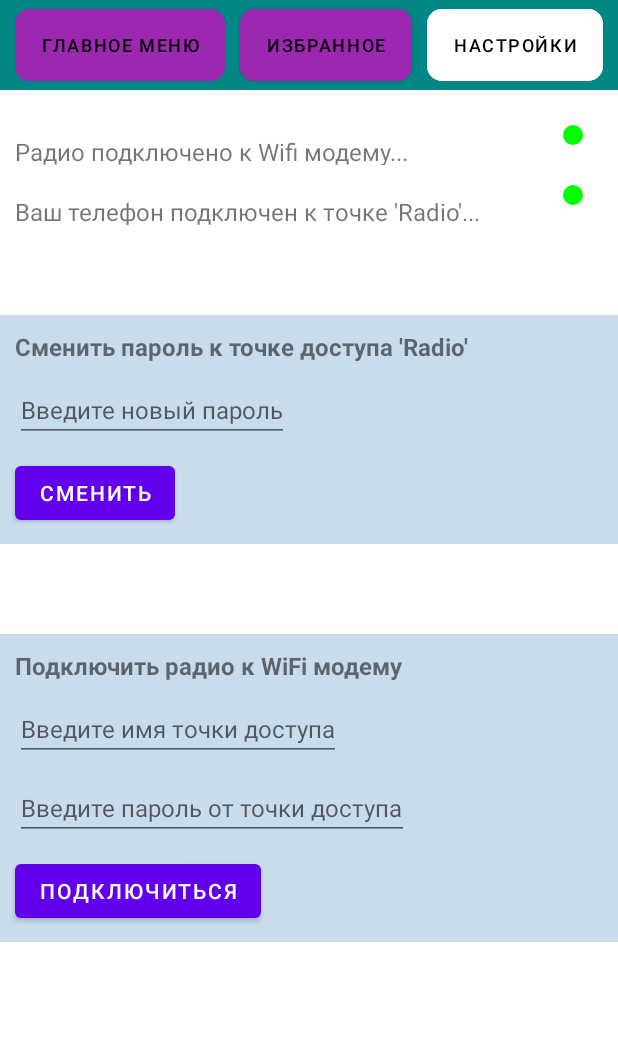
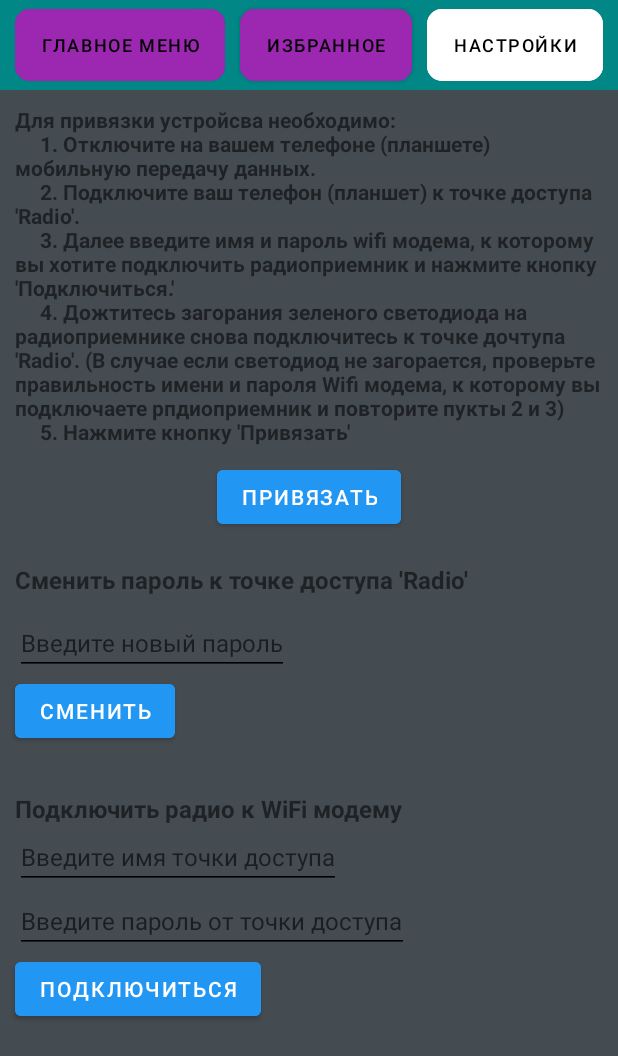
Before and after one commit to Den-batia/ad_radio, an Android app: the SecondFragment screen opened through its navigation route, on a phone screen of 412 x 824 dp. Shown: the top 1056 px of the screen. Run offline under Robolectric (Android 15) with nearby library versions, the phone set to English and light mode, and no system bars; our stand-ins replace navigation-ui.

Commit message:
26.04.22

```diff
--- a/app/src/main/AndroidManifest.xml
+++ b/app/src/main/AndroidManifest.xml
@@ -1,6 +1,7 @@
 <?xml version="1.0" encoding="utf-8"?>
 <manifest xmlns:android="http://schemas.android.com/apk/res/android"
     package="com.example.radio_m" >
+    <uses-permission android:name="android.permission.INTERNET" />
 
     <application
         android:allowBackup="true"
--- a/app/src/main/java/com/example/radio_m/Sytings.java
+++ b/app/src/main/java/com/example/radio_m/Sytings.java
@@ -3,5 +3,6 @@ package com.example.radio_m;
 enum Day{
     SEAK_BAR,
     URL_INPUT,
-    STREEM_TYPE
+    STREEM_TYPE,
+    IP,
 }
--- a/app/src/main/res/layout/setings.xml
+++ b/app/src/main/res/layout/setings.xml
@@ -2,7 +2,12 @@
 <RelativeLayout xmlns:android="http://schemas.android.com/apk/res/android"
     xmlns:app="http://schemas.android.com/apk/res-auto"
     android:layout_width="match_parent"
-    android:layout_height="match_parent">
+    android:layout_height="match_parent"
+    android:background="#444B51">
+
+    android:layout_width="match_parent"
+    android:layout_height="wrap_content">
+
 
     <RelativeLayout
         android:id="@+id/bar"
@@ -57,94 +62,85 @@
 
     </RelativeLayout>
 
+        <ScrollView
+            android:layout_width="match_parent"
+            android:layout_height="wrap_content"
+            android:layout_below="@+id/bar">
+            <RelativeLayout
+                android:layout_width="match_parent"
+                android:layout_height="wrap_content"
+                android:orientation="vertical">
+
                 <TextView
-        android:id="@+id/textView"
+                    android:id="@+id/text_info"
                     android:layout_width="wrap_content"
-        android:layout_height="20dp"
-        android:layout_below="@+id/textView1"
+                    android:layout_height="wrap_content"
+                    android:layout_marginHorizontal="10dp"
+                    android:layout_marginTop="10dp"
+                    android:text="Для привязки устройсва необходимо:\n
+    1. Отключите на вашем телефоне (планшете) мобильную передачу данных.\n
+    2. Подключите ваш телефон (планшет) к точке доступа 'Radio'.\n
+    3. Далее введите имя и пароль wifi модема, к которому вы хотите подключить радиоприемник и нажмите кнопку 'Подключиться.'\n
+    4. Дожтитесь загорания зеленого светодиода на радиоприемнике снова подключитесь к точке дочтупа 'Radio'. (В случае если светодиод не загорается, проверьте правильность имени и пароля Wifi модема, к которому вы подключаете рпдиоприемник и повторите пукты 2 и 3)\n
+    5. Нажмите кнопку 'Привязать'"
+                    android:textStyle="bold">
+
+                </TextView>
+
+                <Button
+                    android:id="@+id/connect"
+                    android:layout_width="wrap_content"
+                    android:layout_height="wrap_content"
+                    android:layout_below="@+id/text_info"
+                    android:layout_centerHorizontal="true"
+                    android:layout_marginStart="10dp"
+                    android:layout_marginTop="10dp"
+                    android:layout_marginEnd="10dp"
+                    android:backgroundTint="#2196F3"
+                    android:text="Привязать" />
+
+                <TextView
+                    android:id="@+id/text_1"
+                    android:layout_width="wrap_content"
+                    android:layout_height="wrap_content"
+                    android:layout_below="@+id/connect"
                     android:layout_marginLeft="10dp"
                     android:layout_marginTop="20dp"
-        android:text="Ваш телефон подключен к точке 'Radio'..."
-        android:textSize="16dp" />
-
-    <TextView
-        android:id="@+id/textView1"
-        android:layout_width="wrap_content"
-        android:layout_height="20dp"
-        android:layout_below="@+id/bar"
-        android:layout_marginLeft="10dp"
-        android:layout_marginTop="30dp"
-        android:text="Радио подключено к Wifi модему..."
-        android:textSize="16dp" />
-
-    <ImageView
-        android:id="@+id/imageView"
-        android:layout_width="20dp"
-        android:layout_height="20dp"
-        android:layout_alignParentRight="true"
-        android:layout_marginStart="20dp"
-        android:layout_marginTop="80dp"
-        android:layout_marginEnd="20dp"
-        android:layout_marginBottom="20dp"
-        app:srcCompat="@drawable/dot_grrrreen" />
-
-    <ImageView
-        android:id="@+id/imageView1"
-        android:layout_width="20dp"
-        android:layout_height="20dp"
-        android:layout_alignParentRight="true"
-        android:layout_marginTop="120dp"
-        android:layout_marginRight="20dp"
-        app:srcCompat="@drawable/dot_grrrreen" />
-
-    <RelativeLayout
-        android:id="@+id/rel1"
-        android:layout_width="match_parent"
-        android:layout_height="wrap_content"
-        android:layout_below="@+id/textView"
-        android:layout_marginTop="60dp"
-
-        android:background="#C9DCEC">
-
-
-        <TextView
-            android:id="@+id/textView2"
-            android:layout_width="wrap_content"
-            android:layout_height="wrap_content"
-            android:layout_marginLeft="10dp"
-            android:layout_marginTop="10dp"
                     android:text="Сменить пароль к точке доступа 'Radio'"
                     android:textSize="16dp"
                     android:textStyle="bold" />
 
                 <EditText
-            android:id="@+id/imp"
+                    android:id="@+id/new_Radio"
                     android:layout_width="wrap_content"
                     android:layout_height="wrap_content"
-            android:layout_below="@+id/textView2"
+                    android:layout_below="@+id/text_1"
                     android:layout_marginLeft="10dp"
                     android:layout_marginTop="10dp"
                     android:hint="Введите новый пароль"
                     android:inputType="textPassword"
                     android:maxLines="1"
-            android:textSize="16dp" />
+                    android:textColor="@color/black"
+                    android:textCursorDrawable="@null"
+                    android:textSize="16dp"
+                    android:backgroundTint="@color/black"/>
 
                 <Button
-            android:id="@+id/button"
+                    android:id="@+id/change_pass_radio"
                     android:layout_width="wrap_content"
                     android:layout_height="wrap_content"
-            android:layout_below="@+id/imp"
-            android:layout_margin="10dp"
+                    android:layout_below="@+id/new_Radio"
+                    android:layout_marginStart="10dp"
+                    android:layout_marginEnd="10dp"
+                    android:layout_marginBottom="10dp"
+                    android:backgroundTint="#2196F3"
+
                     android:text="Сменить" />
-    </RelativeLayout>
 
                 <RelativeLayout
                     android:layout_width="match_parent"
                     android:layout_height="wrap_content"
-        android:layout_below="@+id/rel1"
-        android:layout_marginTop="60dp"
-
-        android:background="#C9DCEC">
+                    android:layout_below="@+id/change_pass_radio">
 
 
                     <TextView
@@ -152,7 +148,7 @@
                         android:layout_width="wrap_content"
                         android:layout_height="wrap_content"
                         android:layout_marginLeft="10dp"
-            android:layout_marginTop="10dp"
+                        android:layout_marginTop="20dp"
                         android:text="Подключить радио к WiFi модему"
                         android:textSize="16dp"
                         android:textStyle="bold" />
@@ -163,10 +159,12 @@
                         android:layout_height="wrap_content"
                         android:layout_below="@+id/textView3"
                         android:layout_marginLeft="10dp"
-            android:layout_marginTop="10dp"
                         android:hint="Введите имя точки доступа"
                         android:maxLines="1"
-            android:textSize="16dp" />
+                        android:textSize="16dp"
+                        android:textCursorDrawable="@null"
+                        android:textColor="@color/black"
+                        android:backgroundTint="@color/black"/>
 
                     <EditText
                         android:id="@+id/imp1"
@@ -174,22 +172,31 @@
                         android:layout_height="wrap_content"
                         android:layout_below="@+id/imp2"
                         android:layout_marginLeft="10dp"
-            android:layout_marginTop="10dp"
                         android:hint="Введите пароль от точки доступа"
                         android:inputType="textPassword"
                         android:maxLines="1"
-            android:textSize="16dp" />
+                        android:textSize="16dp"
+                        android:textCursorDrawable="@null"
+                        android:textColor="@color/black"
+                        android:backgroundTint="@color/black"/>
 
                     <Button
                         android:id="@+id/button2"
                         android:layout_width="wrap_content"
                         android:layout_height="wrap_content"
                         android:layout_below="@+id/imp1"
-            android:layout_margin="10dp"
-            android:text="Подключиться" />
+                        android:layout_marginStart="10dp"
+                        android:layout_marginEnd="10dp"
+                        android:layout_marginBottom="10dp"
+                        android:backgroundTint="#2196F3"
+                        android:text="Подключиться"
+                        />
                 </RelativeLayout>
 
 
 
+            </RelativeLayout>
 
+
+        </ScrollView>
 </RelativeLayout>
--- a/app/src/main/res/values/colors.xml
+++ b/app/src/main/res/values/colors.xml
@@ -8,4 +8,5 @@
     <color name="black">#FF000000</color>
     <color name="white">#FFFFFFFF</color>
     <color name="c_1">#7024</color>
+    <color name="sdf">#444B51</color>
 </resources>
--- a/app/src/main/res/values/themes.xml
+++ b/app/src/main/res/values/themes.xml
@@ -3,7 +3,7 @@
     <style name="Theme.Radio_m" parent="Theme.MaterialComponents.DayNight.NoActionBar">
         <!-- Primary brand color. -->
         <item name="colorPrimary">@color/purple_500</item>
-<!--        <item name="colorPrimaryVariant">@color/black</item>-->
+        <item name="colorPrimaryVariant">@color/sdf</item>
         <item name="colorOnPrimary">@color/white</item>
         <!-- Secondary brand color. -->
         <item name="colorSecondary">@color/teal_200</item>
```
Also changed, not shown: app/src/main/java/com/example/radio_m/FirstFragment.java (+23 -8 lines), app/src/main/java/com/example/radio_m/api.java (added, +81 -0 lines), app/src/main/res/layout/main_window.xml (+7 -7 lines). Lines whose indentation alone changed are shown as unchanged.
